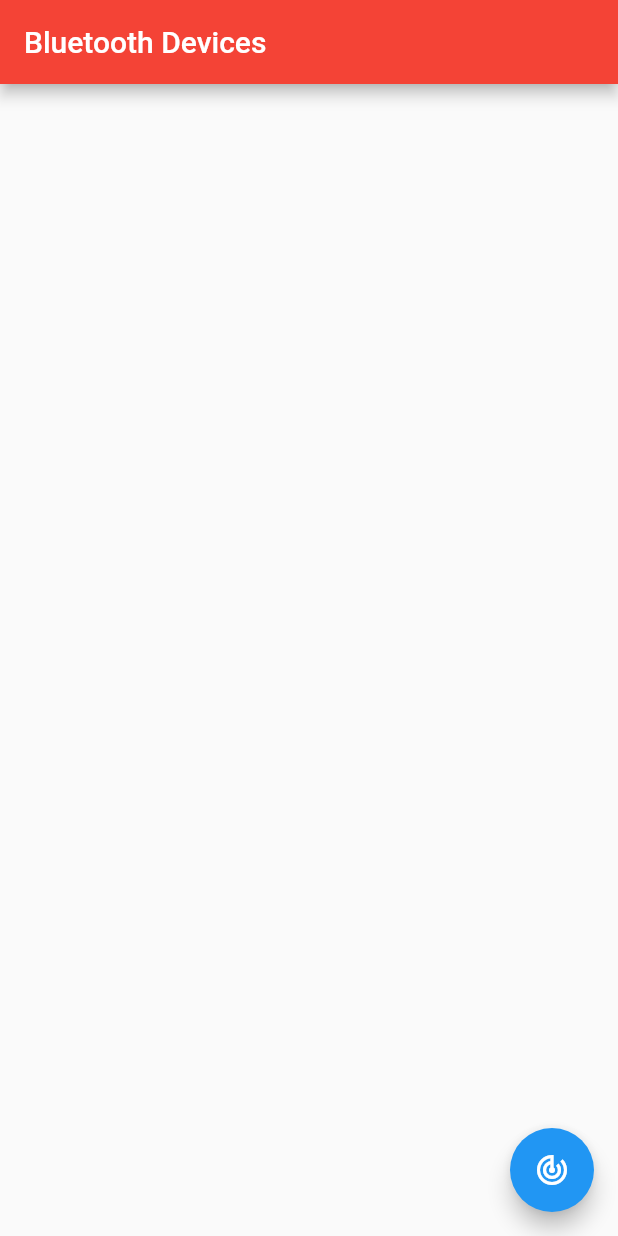
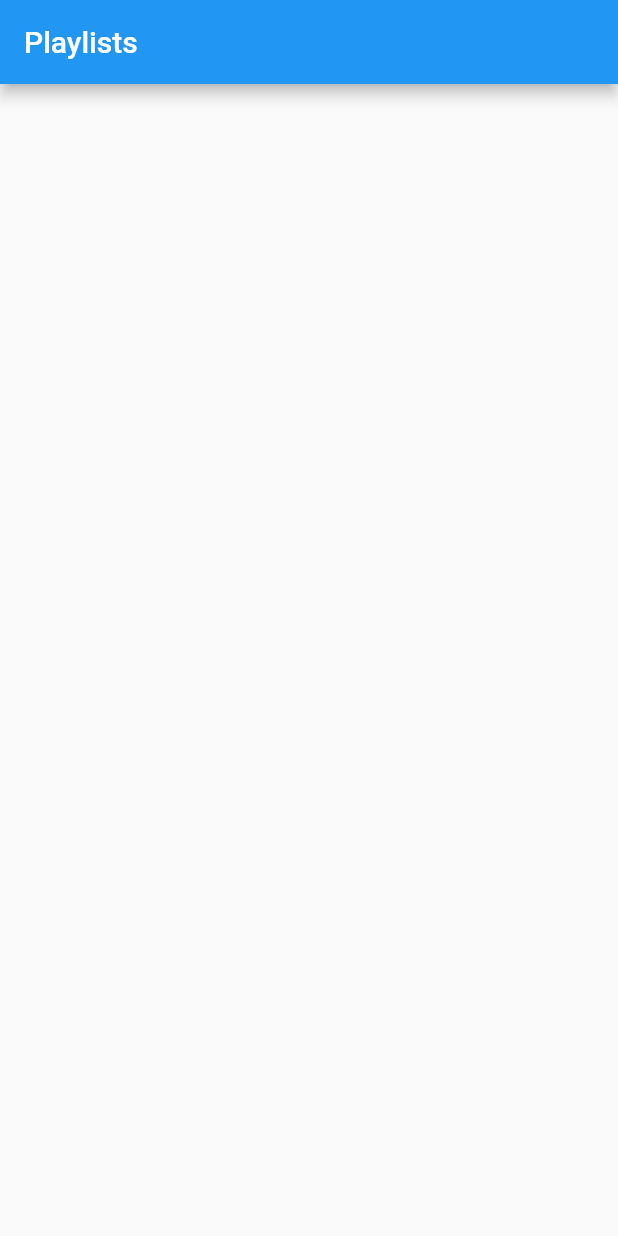
Before and after one commit to Kaelinator/song_sync, a Flutter app: the screen it shows after launch, on a phone screen of 412 x 824 dp. Run offline on Flutter 3.47's test engine with Material 2 defaults, Android fonts, the phone set to English and light mode, and no system bars.

Commit message:
primitive playlists page

```diff
--- a/lib/main.dart
+++ b/lib/main.dart
@@ -1,9 +1,9 @@
 import 'package:flutter/material.dart';
 
-import './pages/landing_page.dart';
+import './pages/playlists.dart';
 
 void main() {
   runApp(new MaterialApp(
-    home: new LandingPage(),
+    home: new PlaylistPage(),
   ));
 }
--- a/lib/pages/landing_page.dart
+++ /dev/null
@@ -1,101 +0,0 @@
-import 'dart:async';
-import 'package:flutter/material.dart';
-
-import 'package:flutter_blue/flutter_blue.dart';
-
-class LandingPage extends StatefulWidget {
-  @override
-  State createState() => new LandingPageState();
-}
-
-class LandingPageState extends State<LandingPage> {
-  final FlutterBlue _flutterBlue = FlutterBlue.instance;
-  StreamSubscription<ScanResult> _scanSubscription;
-  Map<DeviceIdentifier, ScanResult> scanResults = new Map();
-  StreamSubscription<BluetoothDeviceState> _connection;
-
-  void _done() {
-    print("WE'RE DONE!");
-    _stopScan();
-  }
-
-  void _scan() {
-    scanResults = new Map();
-    _scanSubscription = _flutterBlue
-        .scan(timeout: const Duration(seconds: 5))
-        .listen((ScanResult scanResult) {
-      print("Found: ${scanResult.device.name}");
-      scanResults[scanResult.device.id] = scanResult;
-      setState(() {
-        scanResults = scanResults;
-      });
-    }, onDone: _done);
-  }
-
-  void _stopScan() {
-    _scanSubscription.cancel();
-  }
-
-  void initState() {
-    super.initState();
-  }
-
-  void _cancelConnection() {
-    _connection.cancel();
-  }
-
-  void _discoverServices(DeviceIdentifier id) async {
-    _connection?.cancel();
-    _connection = _flutterBlue
-        .connect(scanResults[id].device, timeout: const Duration(seconds: 5))
-        .listen((BluetoothDeviceState state) async {
-      print("Connection attempted");
-      if (state == BluetoothDeviceState.connected) {
-        List<BluetoothService> services =
-            await scanResults[id].device.discoverServices();
-        services.forEach((service) {
-          service.characteristics.forEach((characteristic) {
-            characteristic.descriptors.forEach((descriptor) {
-              print("found this in ${scanResults[id].device.name}");
-              print("properties: ${characteristic.properties}");
-            });
-          });
-        });
-      }
-    }, onDone: _cancelConnection);
-  }
-
-  List<ListTile> _buildTiles() {
-    return scanResults.values
-        .map((ScanResult result) => new ListTile(
-              title: new Text(result.device.name),
-              subtitle: new Text(result.device.id.toString()),
-              leading: const Icon(Icons.bluetooth),
-              onTap: () => _discoverServices(result.device.id),
-            ))
-        .toList();
-  }
-
-  @override
-  Widget build(BuildContext context) {
-    return new Scaffold(
-        appBar: new AppBar(
-            title: const Text("Bluetooth Devices"),
-            backgroundColor: Colors.red),
-        floatingActionButton: new FloatingActionButton(
-            onPressed: _scan, child: new Icon(Icons.track_changes)),
-        body: new ListView(children: _buildTiles()));
-
-    // return new Material(
-    //     color: Colors.purple[100],
-    //     child: new Column(
-    //       mainAxisAlignment: MainAxisAlignment.center,
-    //       children: <Widget>[
-    //         new FloatingActionButton(
-    //             onPressed: _scan, child: new Icon(Icons.track_changes)),
-    //         new FloatingActionButton(
-    //             onPressed: _stopScan, child: new Icon(Icons.stop)),
-    //       ],
-    //     ));
-  }
-}
--- /dev/null
+++ b/lib/pages/playlists.dart
@@ -0,0 +1,15 @@
+import "package:flutter/material.dart";
+
+class PlaylistPage extends StatefulWidget {
+  State createState() => new PlaylistPageState();
+}
+
+class PlaylistPageState extends State<PlaylistPage> {
+
+  @override
+  Widget build(BuildContext context) => new Scaffold(
+    appBar: new AppBar(
+      title: Text("Playlists")
+    )
+  );
+}
--- a/pubspec.yaml
+++ b/pubspec.yaml
@@ -4,7 +4,6 @@ description: A new Flutter project.
 dependencies:
   flutter:
     sdk: flutter
-  flutter_blue: "^0.3.3"
 
   # The following adds the Cupertino Icons font to your application.
   # Use with the CupertinoIcons class for iOS style icons.
```
Also changed, not shown: pubspec.lock.
